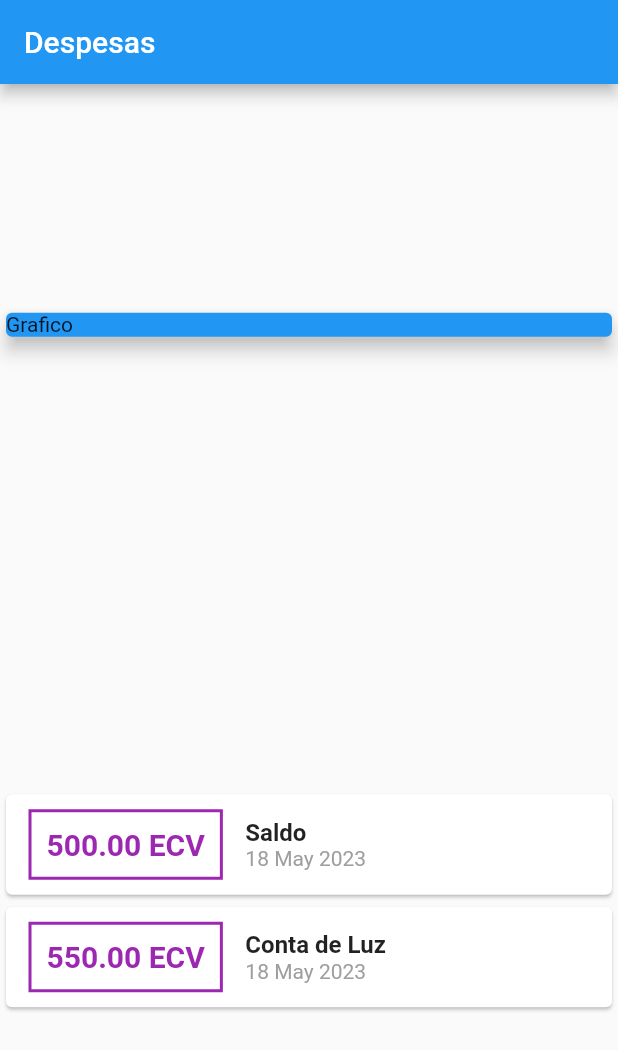
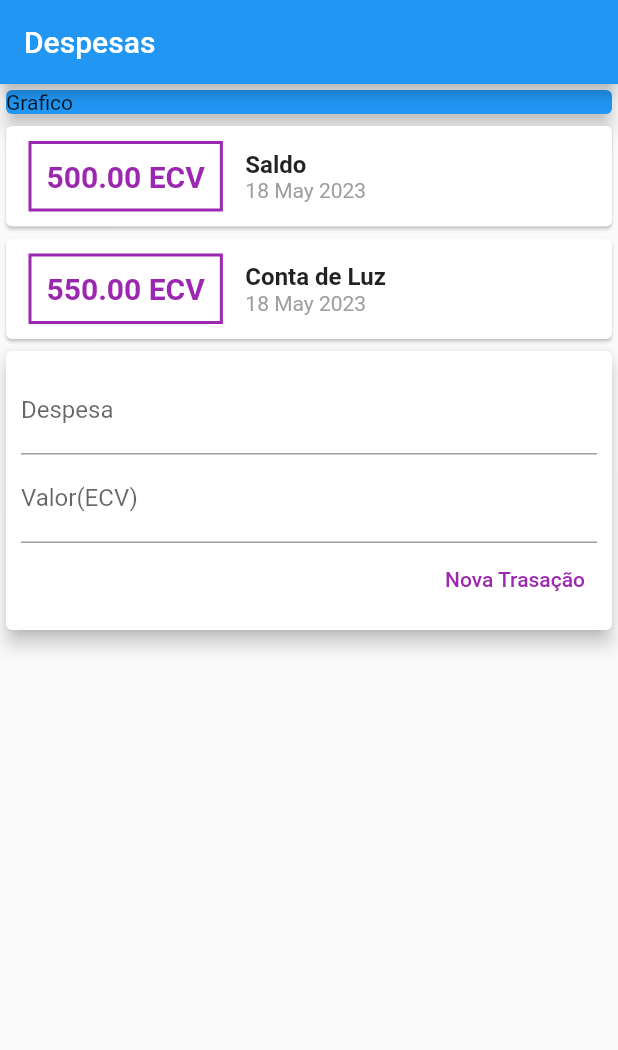
Before and after one commit to anarodrigues1996/expenses, a Flutter app: the screen it shows after launch, on a phone screen of 412 x 824 dp. Shown: the top 1050 px of the screen. Run offline on Flutter 3.47's test engine with Material 2 defaults, Android fonts, the phone set to English and light mode, and no system bars.

Commit message:
Form to Create New Transaction

```diff
--- a/lib/Models/transaction.dart
+++ b/lib/Models/transaction.dart
@@ -1,4 +1,3 @@
-import 'package:flutter/foundation.dart';
 
 class Transaction {
   final String id;
--- a/lib/Pages/home_page.dart
+++ b/lib/Pages/home_page.dart
@@ -21,7 +21,6 @@ class HomePage extends StatelessWidget {
           title:  const Text('Despesas'),
         ),
         body: Column(
-          mainAxisAlignment: MainAxisAlignment.spaceAround,
           crossAxisAlignment: CrossAxisAlignment.stretch,
           children: [
             const SizedBox(
@@ -72,6 +71,39 @@ class HomePage extends StatelessWidget {
               )
             );
           }).toList(),
+            ),
+            Card(
+              elevation: 5,
+              child: Padding(
+                padding: const EdgeInsets.all(10),
+                child: Column(
+                  children: [
+                     const TextField(
+                      decoration: InputDecoration(
+                        labelText: 'Despesa',
+                      )
+                    ),
+                    const TextField(
+                      decoration: InputDecoration(
+                        labelText: 'Valor(ECV)',
+                      ),
+                    ),
+                    Row(
+                      mainAxisAlignment: MainAxisAlignment.end,
+                      children: [
+                        TextButton(
+                          onPressed: (){},
+                          child: const Text('Nova Trasação',
+                          style: TextStyle(color: Colors.purple),
+
+                          ),
+
+                        ),
+                      ],
+                    )
+                  ],
+                  ),
+              ),
             )
           ],
         ));
```
